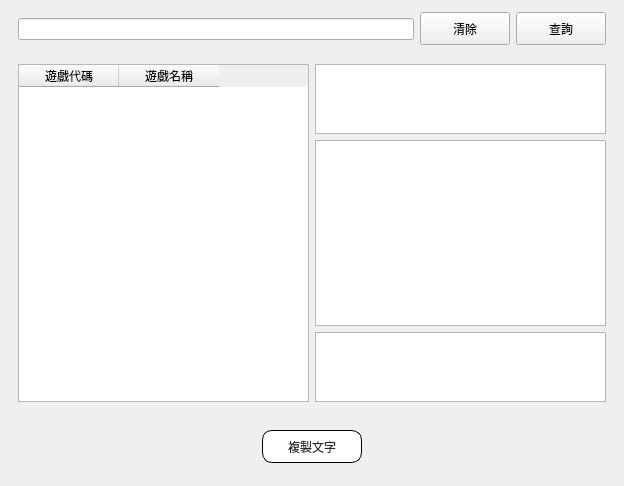
Qt form src/AdbClient/StageOrder/LayerCostTable.ui (roger0816/Adb) before a commit.
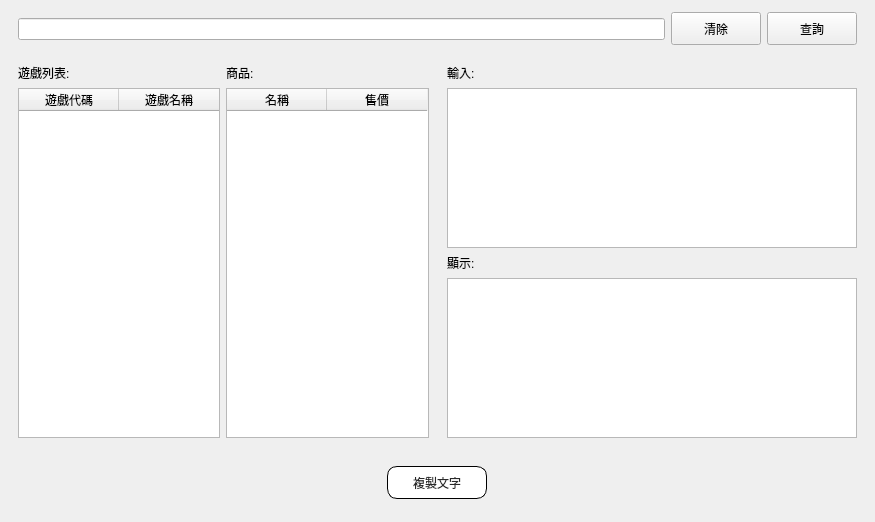
The same form after that commit.

Diff of the .ui file:
```diff
--- a/src/AdbClient/StageOrder/LayerCostTable.ui
+++ b/src/AdbClient/StageOrder/LayerCostTable.ui
@@ -6,8 +6,8 @@
    <rect>
     <x>0</x>
     <y>0</y>
-    <width>624</width>
-    <height>486</height>
+    <width>875</width>
+    <height>522</height>
    </rect>
   </property>
   <property name="windowTitle">
@@ -106,11 +106,39 @@
           <verstretch>0</verstretch>
          </sizepolicy>
         </property>
-        <layout class="QGridLayout" name="gridLayout_3" rowstretch="1,3,1" columnstretch="1,1">
-         <item row="0" column="1">
-          <widget class="QTextEdit" name="txt0"/>
-         </item>
-         <item row="1" column="1">
+        <layout class="QGridLayout" name="gridLayout_3" rowstretch="1,0,0" columnstretch="1,1">
+         <property name="leftMargin">
+          <number>0</number>
+         </property>
+         <property name="topMargin">
+          <number>0</number>
+         </property>
+         <property name="rightMargin">
+          <number>0</number>
+         </property>
+         <property name="bottomMargin">
+          <number>0</number>
+         </property>
+         <property name="spacing">
+          <number>0</number>
+         </property>
+         <item row="0" column="1" rowspan="3">
+          <widget class="QWidget" name="widget_5" native="true">
+           <property name="minimumSize">
+            <size>
+             <width>200</width>
+             <height>200</height>
+            </size>
+           </property>
+           <layout class="QVBoxLayout" name="verticalLayout_2">
+            <item>
+             <widget class="QLabel" name="label_2">
+              <property name="text">
+               <string>輸入:</string>
+              </property>
+             </widget>
+            </item>
+            <item>
           <widget class="QTextEdit" name="txt1">
            <property name="minimumSize">
             <size>
@@ -120,10 +148,43 @@
            </property>
           </widget>
          </item>
-         <item row="2" column="1">
+            <item>
+             <widget class="QLabel" name="label_3">
+              <property name="text">
+               <string>顯示:</string>
+              </property>
+             </widget>
+            </item>
+            <item>
           <widget class="QTextEdit" name="txt2"/>
          </item>
+           </layout>
+          </widget>
+         </item>
          <item row="0" column="0" rowspan="3">
+          <widget class="QWidget" name="widget_4" native="true">
+           <property name="minimumSize">
+            <size>
+             <width>200</width>
+             <height>200</height>
+            </size>
+           </property>
+           <layout class="QGridLayout" name="gridLayout_4">
+            <item row="0" column="0">
+             <widget class="QLabel" name="label_4">
+              <property name="text">
+               <string>遊戲列表:</string>
+              </property>
+             </widget>
+            </item>
+            <item row="0" column="1">
+             <widget class="QLabel" name="label">
+              <property name="text">
+               <string>商品:</string>
+              </property>
+             </widget>
+            </item>
+            <item row="1" column="0">
           <widget class="QTableWidget" name="tbGame">
            <property name="editTriggers">
             <set>QAbstractItemView::NoEditTriggers</set>
@@ -131,6 +192,9 @@
            <property name="selectionBehavior">
             <enum>QAbstractItemView::SelectRows</enum>
            </property>
+              <attribute name="horizontalHeaderStretchLastSection">
+               <bool>true</bool>
+              </attribute>
            <attribute name="verticalHeaderVisible">
             <bool>false</bool>
            </attribute>
@@ -144,6 +208,29 @@
              <string>遊戲名稱</string>
             </property>
            </column>
+             </widget>
+            </item>
+            <item row="1" column="1">
+             <widget class="QTableWidget" name="tableWidget">
+              <property name="focusPolicy">
+               <enum>Qt::NoFocus</enum>
+              </property>
+              <property name="editTriggers">
+               <set>QAbstractItemView::NoEditTriggers</set>
+              </property>
+              <column>
+               <property name="text">
+                <string>名稱</string>
+               </property>
+              </column>
+              <column>
+               <property name="text">
+                <string>售價</string>
+               </property>
+              </column>
+             </widget>
+            </item>
+           </layout>
           </widget>
          </item>
         </layout>
```
Lines whose indentation alone changed are shown as unchanged.
